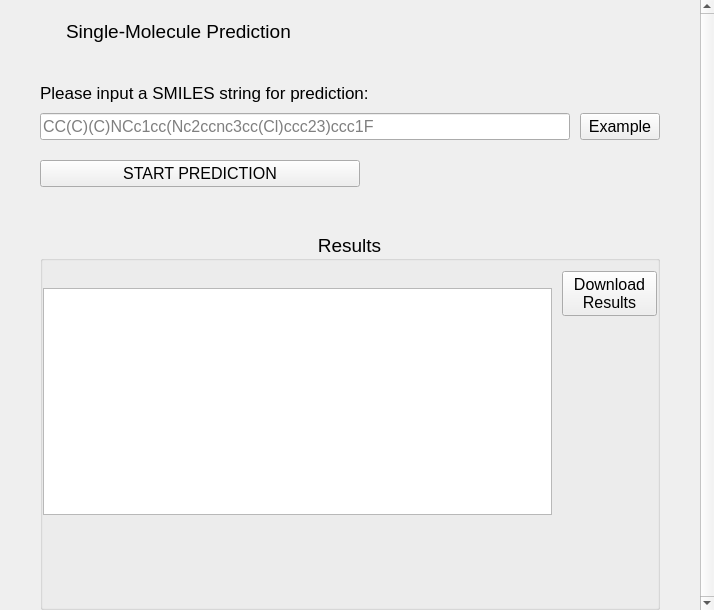
Above: widgets/single_page_content.ui from xli7654321/Neo-CYPi before the change. Below: the same form after it.
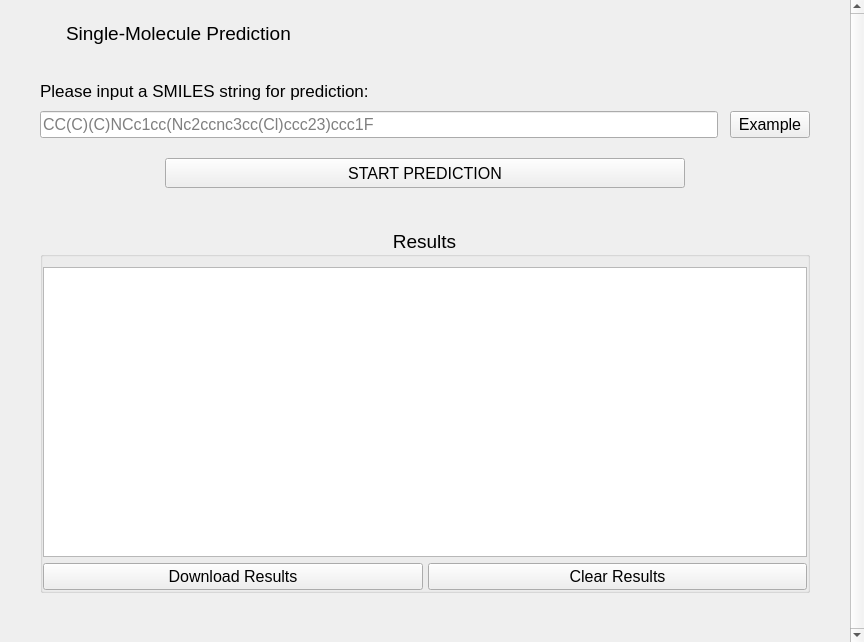
That is the form after the change. Icons and pictures are not drawn.

Commit message: update ui and show results in tableview

Diff of the .ui file:
```diff
--- a/widgets/single_page_content.ui
+++ b/widgets/single_page_content.ui
@@ -6,20 +6,20 @@
    <rect>
     <x>0</x>
     <y>0</y>
-    <width>714</width>
-    <height>610</height>
+    <width>864</width>
+    <height>642</height>
    </rect>
   </property>
   <property name="minimumSize">
    <size>
-    <width>714</width>
-    <height>610</height>
+    <width>864</width>
+    <height>642</height>
    </size>
   </property>
   <property name="maximumSize">
    <size>
-    <width>714</width>
-    <height>610</height>
+    <width>864</width>
+    <height>642</height>
    </size>
   </property>
   <property name="font">
@@ -39,8 +39,8 @@
     <rect>
      <x>0</x>
      <y>0</y>
-     <width>714</width>
-     <height>610</height>
+     <width>864</width>
+     <height>642</height>
     </rect>
    </property>
    <property name="frameShape">
@@ -57,10 +57,16 @@
      <rect>
       <x>0</x>
       <y>0</y>
-      <width>697</width>
-      <height>610</height>
+      <width>847</width>
+      <height>623</height>
      </rect>
     </property>
+    <property name="sizePolicy">
+     <sizepolicy hsizetype="Preferred" vsizetype="Fixed">
+      <horstretch>0</horstretch>
+      <verstretch>0</verstretch>
+     </sizepolicy>
+    </property>
     <property name="minimumSize">
      <size>
       <width>0</width>
@@ -75,7 +81,7 @@
       <number>40</number>
      </property>
      <property name="topMargin">
-      <number>20</number>
+      <number>0</number>
      </property>
      <property name="rightMargin">
       <number>40</number>
@@ -83,6 +89,22 @@
      <property name="bottomMargin">
       <number>0</number>
      </property>
+     <item>
+      <spacer name="verticalSpacer_6">
+       <property name="orientation">
+        <enum>Qt::Vertical</enum>
+       </property>
+       <property name="sizeType">
+        <enum>QSizePolicy::Fixed</enum>
+       </property>
+       <property name="sizeHint" stdset="0">
+        <size>
+         <width>0</width>
+         <height>20</height>
+        </size>
+       </property>
+      </spacer>
+     </item>
      <item>
       <layout class="QHBoxLayout" name="single_headline_hlay">
        <property name="spacing">
@@ -90,6 +112,12 @@
        </property>
        <item>
         <widget class="QLabel" name="single_icon">
+         <property name="sizePolicy">
+          <sizepolicy hsizetype="Preferred" vsizetype="Fixed">
+           <horstretch>0</horstretch>
+           <verstretch>0</verstretch>
+          </sizepolicy>
+         </property>
          <property name="maximumSize">
           <size>
            <width>20</width>
@@ -112,6 +140,24 @@
        </item>
        <item>
         <widget class="QLabel" name="single_label">
+         <property name="sizePolicy">
+          <sizepolicy hsizetype="Preferred" vsizetype="Fixed">
+           <horstretch>0</horstretch>
+           <verstretch>0</verstretch>
+          </sizepolicy>
+         </property>
+         <property name="minimumSize">
+          <size>
+           <width>0</width>
+           <height>26</height>
+          </size>
+         </property>
+         <property name="maximumSize">
+          <size>
+           <width>16777215</width>
+           <height>26</height>
+          </size>
+         </property>
          <property name="font">
           <font>
            <family>Segoe UI</family>
@@ -139,7 +185,7 @@
        <property name="sizeHint" stdset="0">
         <size>
          <width>0</width>
-         <height>30</height>
+         <height>25</height>
         </size>
        </property>
       </spacer>
@@ -150,7 +196,7 @@
         <number>0</number>
        </property>
        <property name="horizontalSpacing">
-        <number>10</number>
+        <number>12</number>
        </property>
        <property name="verticalSpacing">
         <number>0</number>
@@ -170,6 +216,12 @@
        </item>
        <item row="0" column="0">
         <widget class="QLabel" name="single_input_label">
+         <property name="sizePolicy">
+          <sizepolicy hsizetype="Preferred" vsizetype="Fixed">
+           <horstretch>0</horstretch>
+           <verstretch>0</verstretch>
+          </sizepolicy>
+         </property>
          <property name="font">
           <font>
            <family>Segoe UI</family>
@@ -220,8 +272,39 @@
      </item>
      <item>
       <layout class="QHBoxLayout" name="horizontalLayout_2">
+       <property name="spacing">
+        <number>0</number>
+       </property>
+       <item>
+        <spacer name="horizontalSpacer_2">
+         <property name="orientation">
+          <enum>Qt::Horizontal</enum>
+         </property>
+         <property name="sizeType">
+          <enum>QSizePolicy::Fixed</enum>
+         </property>
+         <property name="sizeHint" stdset="0">
+          <size>
+           <width>125</width>
+           <height>0</height>
+          </size>
+         </property>
+        </spacer>
+       </item>
        <item>
         <widget class="QPushButton" name="single_start_btn">
+         <property name="minimumSize">
+          <size>
+           <width>0</width>
+           <height>30</height>
+          </size>
+         </property>
+         <property name="maximumSize">
+          <size>
+           <width>16777215</width>
+           <height>30</height>
+          </size>
+         </property>
          <property name="font">
           <font>
            <family>Segoe UI</family>
@@ -243,7 +326,7 @@
          </property>
          <property name="sizeHint" stdset="0">
           <size>
-           <width>300</width>
+           <width>125</width>
            <height>0</height>
           </size>
          </property>
@@ -262,13 +345,19 @@
        <property name="sizeHint" stdset="0">
         <size>
          <width>0</width>
-         <height>45</height>
+         <height>40</height>
         </size>
        </property>
       </spacer>
      </item>
      <item>
       <widget class="QGroupBox" name="single_result_groupbox">
+       <property name="minimumSize">
+        <size>
+         <width>0</width>
+         <height>360</height>
+        </size>
+       </property>
        <property name="font">
         <font>
          <family>Segoe UI</family>
@@ -284,9 +373,9 @@
        <property name="flat">
         <bool>true</bool>
        </property>
-       <layout class="QHBoxLayout" name="horizontalLayout" stretch="1,0">
+       <layout class="QVBoxLayout" name="verticalLayout_2" stretch="0,0">
         <property name="spacing">
-         <number>10</number>
+         <number>6</number>
         </property>
         <property name="leftMargin">
          <number>0</number>
@@ -298,10 +387,10 @@
          <number>0</number>
         </property>
         <property name="bottomMargin">
-         <number>75</number>
+         <number>0</number>
         </property>
         <item>
-         <widget class="QTableView" name="single_tableview">
+         <widget class="QTableView" name="single_table">
           <property name="sizePolicy">
            <sizepolicy hsizetype="Expanding" vsizetype="Fixed">
             <horstretch>0</horstretch>
@@ -311,7 +400,7 @@
           <property name="minimumSize">
            <size>
             <width>0</width>
-            <height>227</height>
+            <height>290</height>
            </size>
           </property>
           <property name="font">
@@ -323,18 +412,12 @@
          </widget>
         </item>
         <item>
-         <layout class="QVBoxLayout" name="single_download_vlay">
+         <layout class="QHBoxLayout" name="horizontalLayout_3">
           <property name="spacing">
-           <number>0</number>
+           <number>5</number>
           </property>
           <item>
            <widget class="QPushButton" name="single_download_btn">
-            <property name="minimumSize">
-             <size>
-              <width>95</width>
-              <height>0</height>
-             </size>
-            </property>
             <property name="font">
              <font>
               <family>Segoe UI</family>
@@ -345,29 +428,44 @@
              <string>Download results as CSV format file</string>
             </property>
             <property name="text">
-             <string>Download
-Results</string>
+             <string>Download Results</string>
             </property>
            </widget>
           </item>
           <item>
-           <spacer name="verticalSpacer">
-            <property name="orientation">
-             <enum>Qt::Vertical</enum>
+           <widget class="QPushButton" name="single_clear_btn">
+            <property name="font">
+             <font>
+              <family>Segoe UI</family>
+              <pointsize>12</pointsize>
+             </font>
             </property>
-            <property name="sizeHint" stdset="0">
-             <size>
-              <width>20</width>
-              <height>40</height>
-             </size>
+            <property name="text">
+             <string>Clear Results</string>
             </property>
-           </spacer>
+           </widget>
           </item>
          </layout>
         </item>
        </layout>
       </widget>
      </item>
+     <item>
+      <spacer name="verticalSpacer">
+       <property name="orientation">
+        <enum>Qt::Vertical</enum>
+       </property>
+       <property name="sizeType">
+        <enum>QSizePolicy::Fixed</enum>
+       </property>
+       <property name="sizeHint" stdset="0">
+        <size>
+         <width>0</width>
+         <height>20</height>
+        </size>
+       </property>
+      </spacer>
+     </item>
     </layout>
    </widget>
   </widget>
```
Left out of the diff: 3 changed lines with no effect on the pictures. The commit also changes 9 other files.
